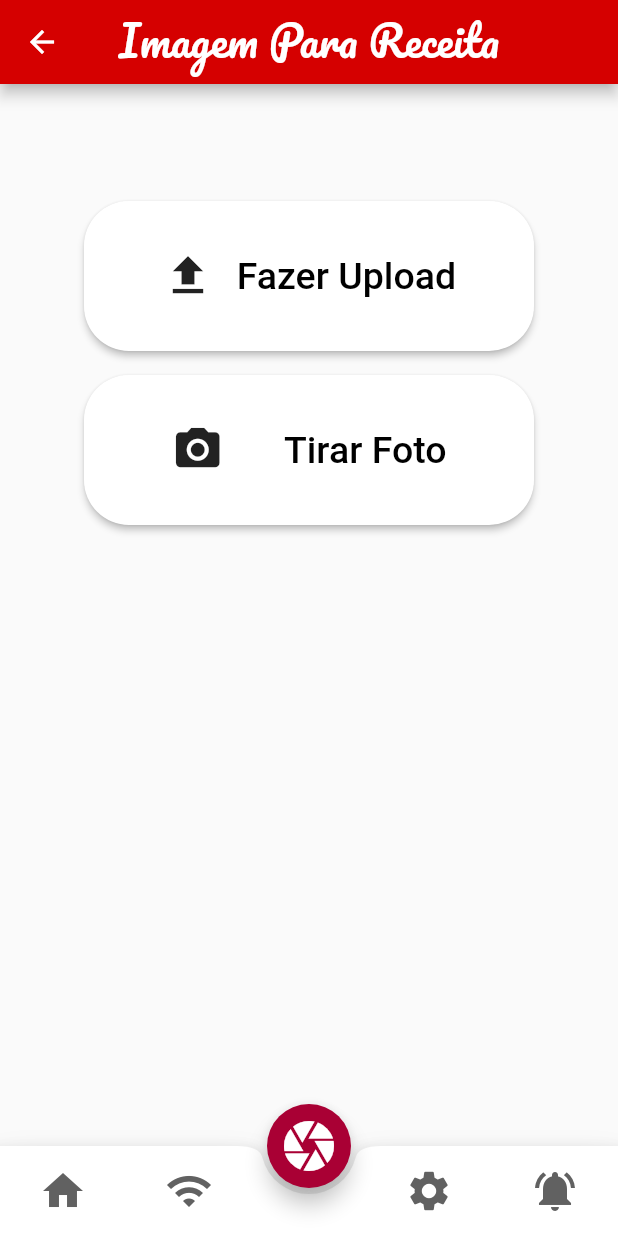
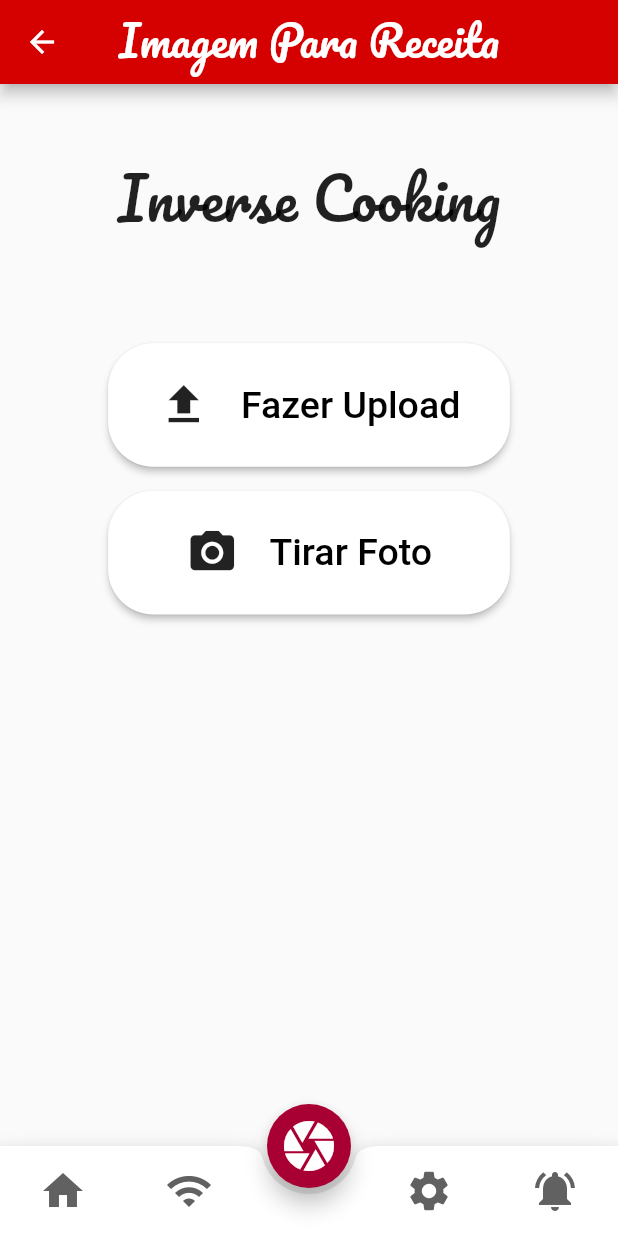
Before and after one commit to SmartMeat-UnB/smartmeat, a Flutter app: the ImagesCell screen opened by its route, on a phone screen of 412 x 824 dp. Run offline on Flutter 3.47's test engine with Material 2 defaults, Android fonts, the phone set to English and light mode, and no system bars; our stand-ins replace auto_size_text, flutter_local_notifications, flutter_xlider, image_cropper, image_picker, shared_preferences; missing offline and left inert: adhara_socket_io, system_setting; accounts and stored records are empty.

Commit message:
Make imagecell responsive and add Inverse Cooking title
Signed-off-by: Gabriel Ziegler <gabrielziegler3@gmail.com>

```diff
--- a/lib/screens/imagecell.dart
+++ b/lib/screens/imagecell.dart
@@ -37,13 +37,30 @@ class _ImagesCellState extends State<ImagesCell>
 
   @override
   Widget build(BuildContext context) {
+    final _width = MediaQuery.of(context).size.width;
+    final _height = MediaQuery.of(context).size.height;
     return Scaffold(
         bottomNavigationBar: BottomApp(),
         body: Stack(
           children: <Widget>[
+            Container(
+              height: _height * 0.2,
+              width: _width,
+              child:
+                Text(
+                  "Inverse Cooking",
+                  style: TextStyle(
+                      fontSize: 38.0,
+                      color: Colors.black87,
+                      fontFamily: 'Pacifico'
+                    ),
+                    strutStyle: StrutStyle(height: _height * 0.01, forceStrutHeight: true),
+                    textAlign: TextAlign.center
+                ),
+            ),
             InkWell(
               child: Container(
-                padding: EdgeInsets.symmetric(vertical: 70.0),
+                padding: EdgeInsets.symmetric(vertical: _height * 0.2),
                 child: Column(
                   mainAxisAlignment: MainAxisAlignment.start,
                   crossAxisAlignment: CrossAxisAlignment.center,
@@ -52,8 +69,8 @@ class _ImagesCellState extends State<ImagesCell>
                       alignment: MainAxisAlignment.spaceEvenly,
                       children: <Widget>[
                         ButtonTheme(
-                          minWidth: 300,
-                          height: 100.0,
+                          minWidth: _width * 0.65,
+                          height: _height * 0.1,
                           child: RaisedButton(
                             shape: RoundedRectangleBorder(
                                 borderRadius: new BorderRadius.circular(30.0)),
@@ -64,7 +81,7 @@ class _ImagesCellState extends State<ImagesCell>
                                   Icons.file_upload,
                                   size: 35,
                                 ),
-                                SizedBox(width: 15.0),
+                                SizedBox(width: _width * 0.05),
                                 Text(
                                   'Fazer Upload',
                                   style: TextStyle(
@@ -83,8 +100,8 @@ class _ImagesCellState extends State<ImagesCell>
                       alignment: MainAxisAlignment.spaceEvenly,
                       children: <Widget>[
                         ButtonTheme(
-                          minWidth: 300.0,
-                          height: 100.0,
+                          minWidth: _width * 0.65,
+                          height: _height * 0.1,
                           child: RaisedButton(
                             shape: RoundedRectangleBorder(
                                 borderRadius: new BorderRadius.circular(30.0)),
@@ -95,7 +112,7 @@ class _ImagesCellState extends State<ImagesCell>
                                   Icons.camera_alt,
                                   size: 35,
                                 ),
-                                SizedBox(width: 40.0),
+                                SizedBox(width: _width * 0.05),
                                 Text(
                                   'Tirar Foto',
                                   style: TextStyle(
```
